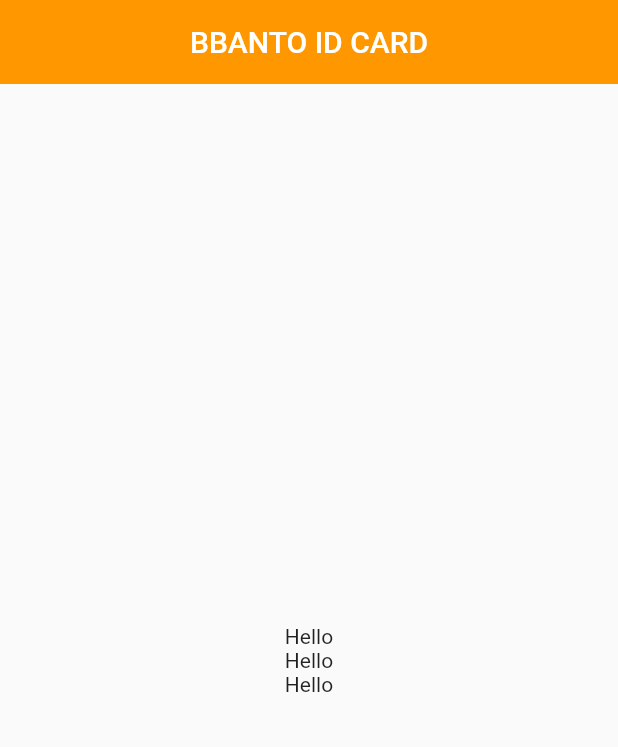
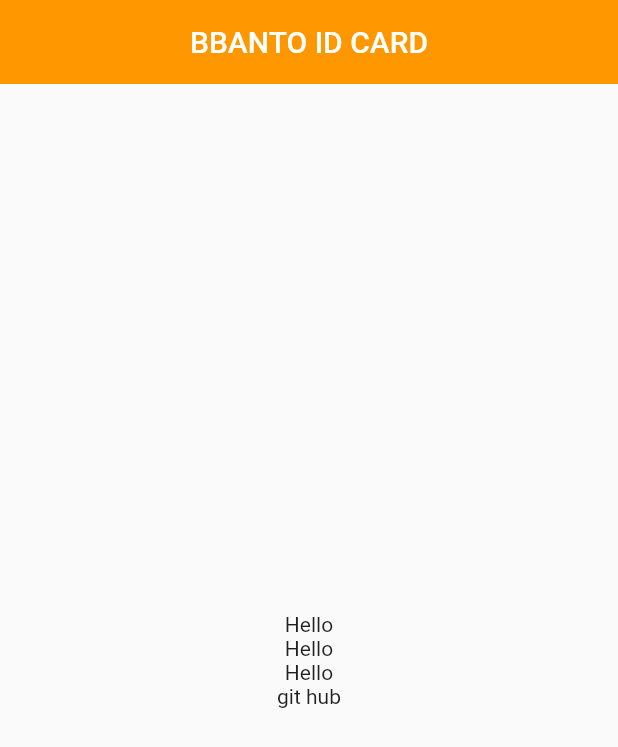
Before and after one commit to josangwoo1/suup, a Flutter app: the screen it shows after launch, on a phone screen of 412 x 824 dp. Shown: the top 747 px of the screen. Run offline on Flutter 3.47's test engine with Material 2 defaults, Android fonts, the phone set to English and light mode, and no system bars; missing offline and left inert: firebase_auth_web, firebase_core_web; accounts and stored records are empty.

Commit message:
깃 테스트

```diff
--- a/lib/main.dart
+++ b/lib/main.dart
@@ -35,7 +35,12 @@ class MyHomePage extends StatelessWidget {
       body: Center(
         child: Column(
           mainAxisAlignment: MainAxisAlignment.center, // 세로축 화면에 정렬
-          children: [Text("Hello"), Text("Hello"), Text("Hello")],
+          children: [
+            Text("Hello"),
+            Text("Hello"),
+            Text("Hello"),
+            Text('git hub')
+          ],
         ),
       ),
     );
```
